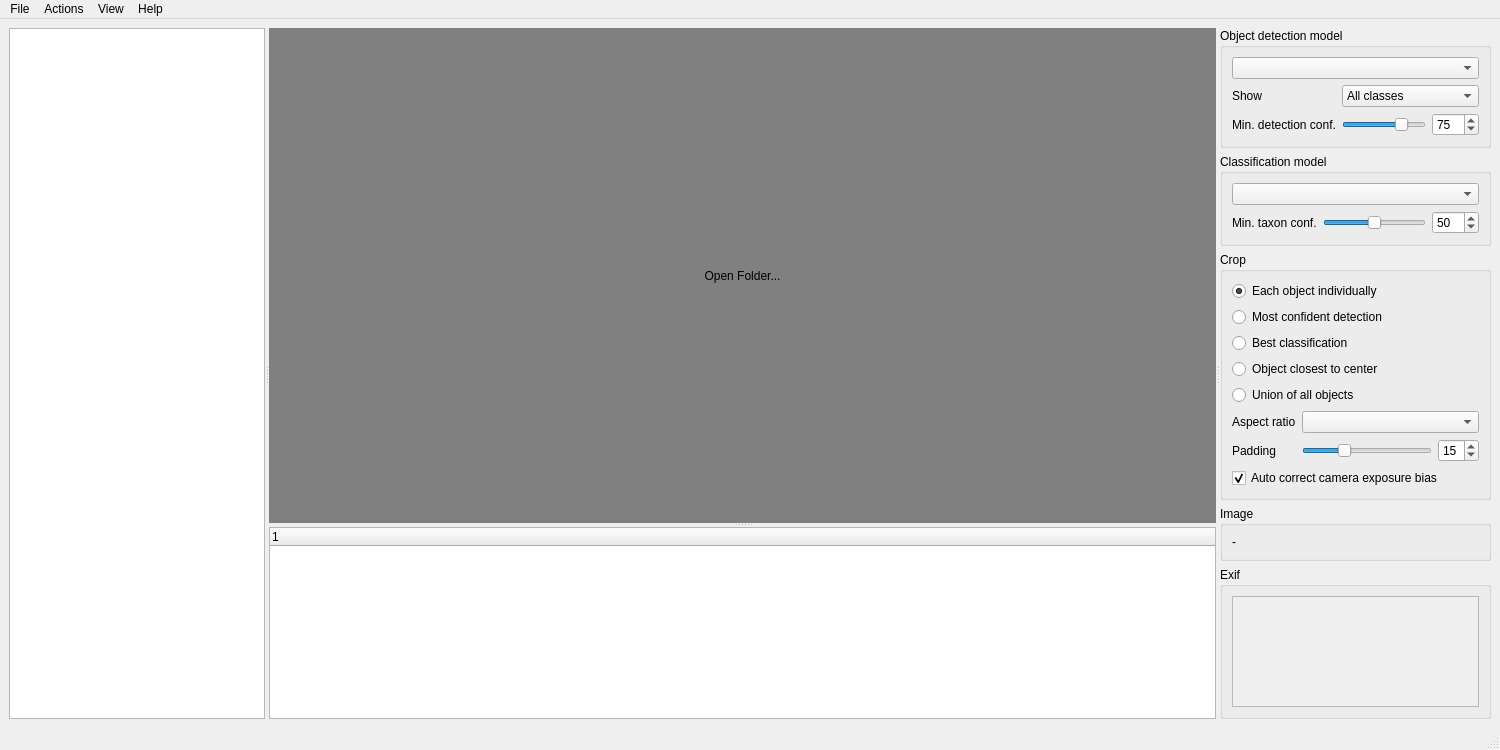
This is src/detectorist/detectorist_app_gui.ui in kenwer/detectorist as Qt 5 draws it before an edit. The edited form follows.
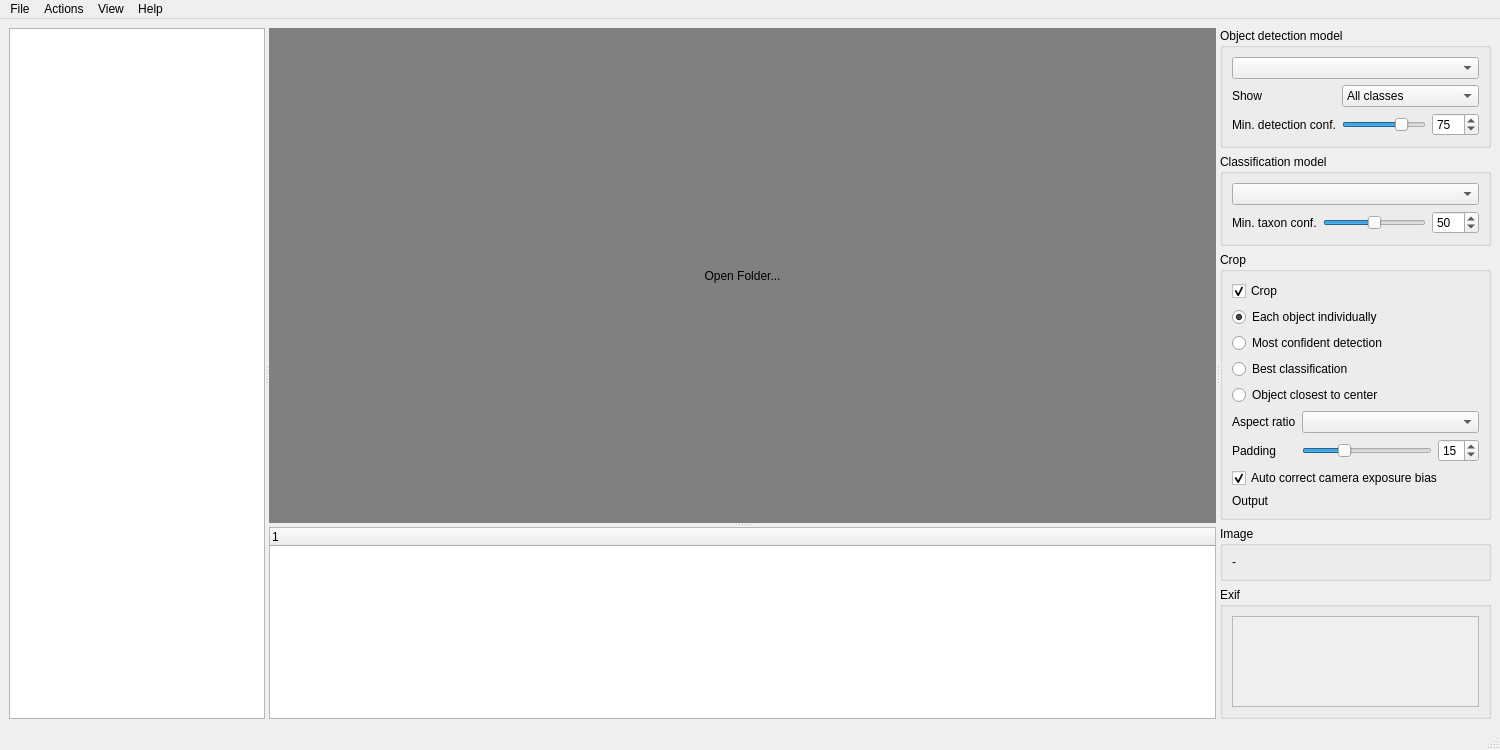
This is the edited form. Custom widgets are drawn as their Qt base class.

Commit message: Simplify Crop and Export

Patch:
```diff
--- a/src/detectorist/detectorist_app_gui.ui
+++ b/src/detectorist/detectorist_app_gui.ui
@@ -262,6 +262,19 @@
           </property>
           <layout class="QGridLayout" name="grdlyt_crop">
            <item row="0" column="0" colspan="2">
+            <widget class="QCheckBox" name="cb_crop">
+             <property name="toolTip">
+              <string>Uncheck to export whole images, named like the crops</string>
+             </property>
+             <property name="text">
+              <string>Crop</string>
+             </property>
+             <property name="checked">
+              <bool>true</bool>
+             </property>
+            </widget>
+           </item>
+           <item row="1" column="0" colspan="2">
             <widget class="QRadioButton" name="rb_crop_all_detected_objects">
              <property name="toolTip">
               <string>Crops all detected objects into individual images</string>
@@ -277,7 +290,7 @@
              </attribute>
             </widget>
            </item>
-           <item row="1" column="0" colspan="2">
+           <item row="2" column="0" colspan="2">
             <widget class="QRadioButton" name="rb_crop_most_confident_detection">
              <property name="toolTip">
               <string>Crops only the detection the object detector is most confident about into a new image</string>
@@ -293,7 +306,7 @@
              </attribute>
             </widget>
            </item>
-           <item row="2" column="0" colspan="2">
+           <item row="3" column="0" colspan="2">
             <widget class="QRadioButton" name="rb_crop_best_classification">
              <property name="toolTip">
               <string>Crops only the best classified object into a new image: the deepest identified rank wins, then the highest score</string>
@@ -309,7 +322,7 @@
              </attribute>
             </widget>
            </item>
-           <item row="3" column="0" colspan="2">
+           <item row="4" column="0" colspan="2">
             <widget class="QRadioButton" name="rb_crop_centered_obj">
              <property name="toolTip">
               <string>Crops to the most centrally located of all detected objects only into a new image</string>
@@ -325,22 +338,6 @@
              </attribute>
             </widget>
            </item>
-           <item row="4" column="0" colspan="2">
-            <widget class="QRadioButton" name="rb_crop_union">
-             <property name="toolTip">
-              <string>Crops all detected objects into a single image</string>
-             </property>
-             <property name="text">
-              <string>Union of all objects</string>
-             </property>
-             <property name="checked">
-              <bool>false</bool>
-             </property>
-             <attribute name="buttonGroup">
-              <string notr="true">btngroup_crop</string>
-             </attribute>
-            </widget>
-           </item>
            <item row="5" column="0">
             <widget class="QLabel" name="crop_ratio_label">
              <property name="toolTip">
@@ -422,6 +419,29 @@
              </property>
             </widget>
            </item>
+           <item row="8" column="0" alignment="Qt::AlignmentFlag::AlignTop">
+            <widget class="QLabel" name="export_summary_title_label">
+             <property name="toolTip">
+              <string>Where Export writes the images</string>
+             </property>
+             <property name="text">
+              <string>Output</string>
+             </property>
+            </widget>
+           </item>
+           <item row="8" column="1" colspan="2">
+            <widget class="QLabel" name="export_summary_label">
+             <property name="toolTip">
+              <string>Where Export writes the images</string>
+             </property>
+             <property name="textFormat">
+              <enum>Qt::TextFormat::RichText</enum>
+             </property>
+             <property name="wordWrap">
+              <bool>true</bool>
+             </property>
+            </widget>
+           </item>
           </layout>
          </widget>
         </item>
```
Left out of the diff: 30 changed lines with no effect on the pictures. The commit also changes 15 other files.
